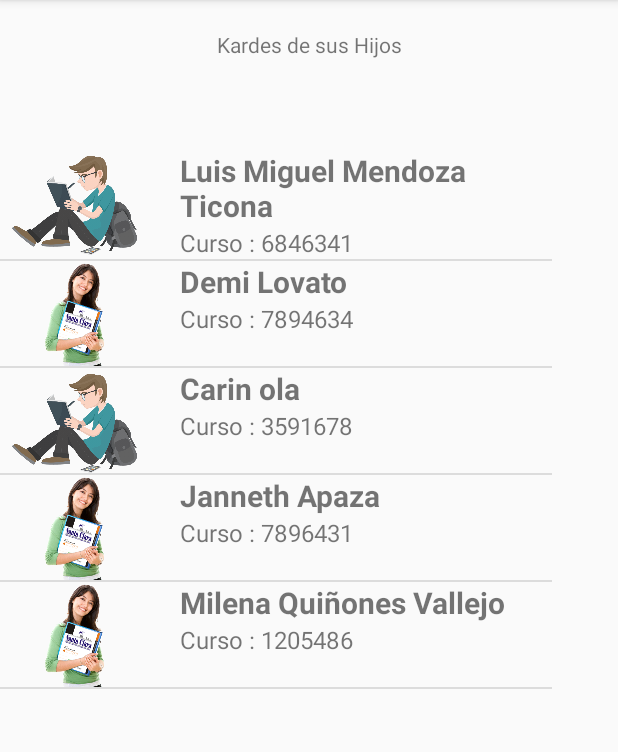
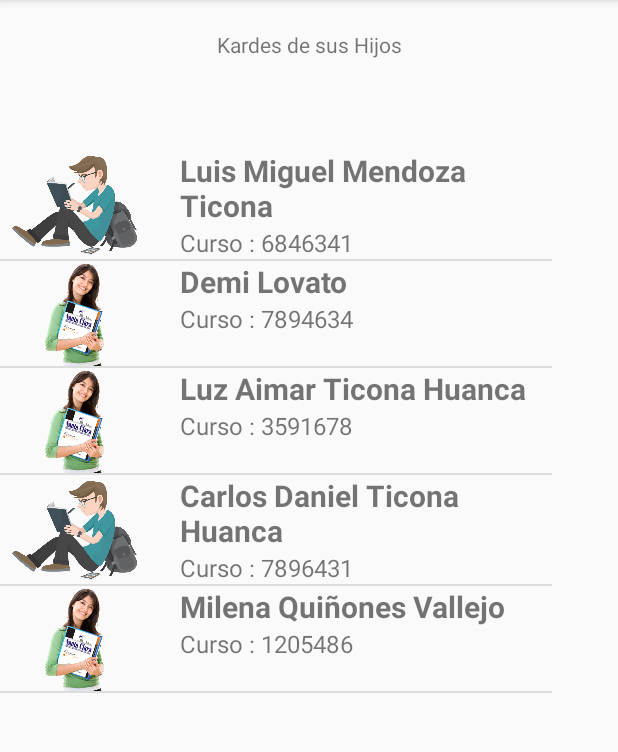
Before and after one commit to infcle/KardexChuquiago, an Android app: the ListaKardexCursoActivity screen opened directly, with no data from a screen before it, on a phone screen of 412 x 824 dp, the part 84-836 px from its top. Run offline under Robolectric (Android 15) with nearby library versions, the phone set to English and light mode, and no system bars.

Commit message:
cambios lista

```diff
--- a/app/src/main/java/com/chuquiagomarca/kardexchuquiago/ListaKardexCursoActivity.java
+++ b/app/src/main/java/com/chuquiagomarca/kardexchuquiago/ListaKardexCursoActivity.java
@@ -28,8 +28,8 @@ public class ListaKardexCursoActivity extends AppCompatActivity {
         ArrayList<Estudiantes> listEstudiante = new ArrayList<>();
         listEstudiante.add(new Estudiantes(6846341,"Luis Miguel","Mendoza","Ticona","varon","05/10/87","Z.Villa Victoria Calle Manuripi",1,0));
         listEstudiante.add(new Estudiantes(7894634,"Demi","Lovato","","mujer","05/10/87","Los Angeles",2,2));
-        listEstudiante.add(new Estudiantes(3591678,"Carin","ola","","varon","05/10/87","Villa Adela",1,0));
-        listEstudiante.add(new Estudiantes(7896431,"Janneth","Apaza","","mujer","05/10/87","Z. Calle Manuripi",6,0));
+        listEstudiante.add(new Estudiantes(3591678,"Luz Aimar","Ticona","Huanca","mujer","24/12/07","Villa Victoria",1,0));
+        listEstudiante.add(new Estudiantes(7896431,"Carlos Daniel","Ticona","Huanca","varon","13/04/03","Z. Calle Manuripi",6,0));
         listEstudiante.add(new Estudiantes(1205486,"Milena","Quiñones","Vallejo","mujer","05/10/87","Irpavi",4,0));
         return  listEstudiante;
     }
```
